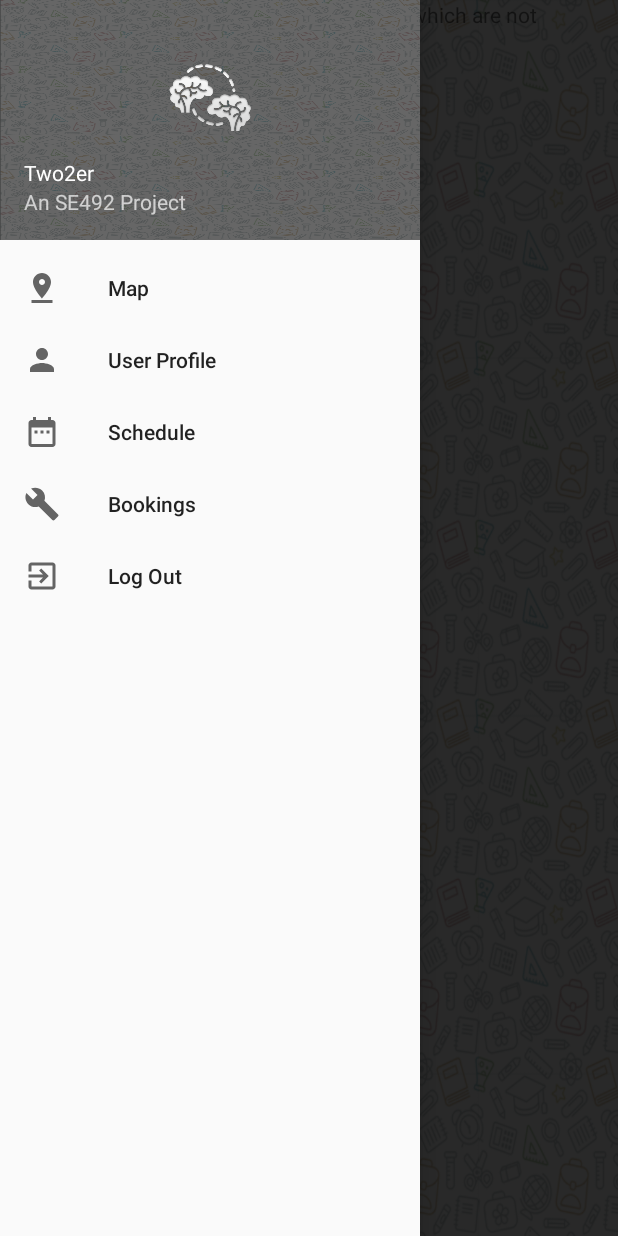
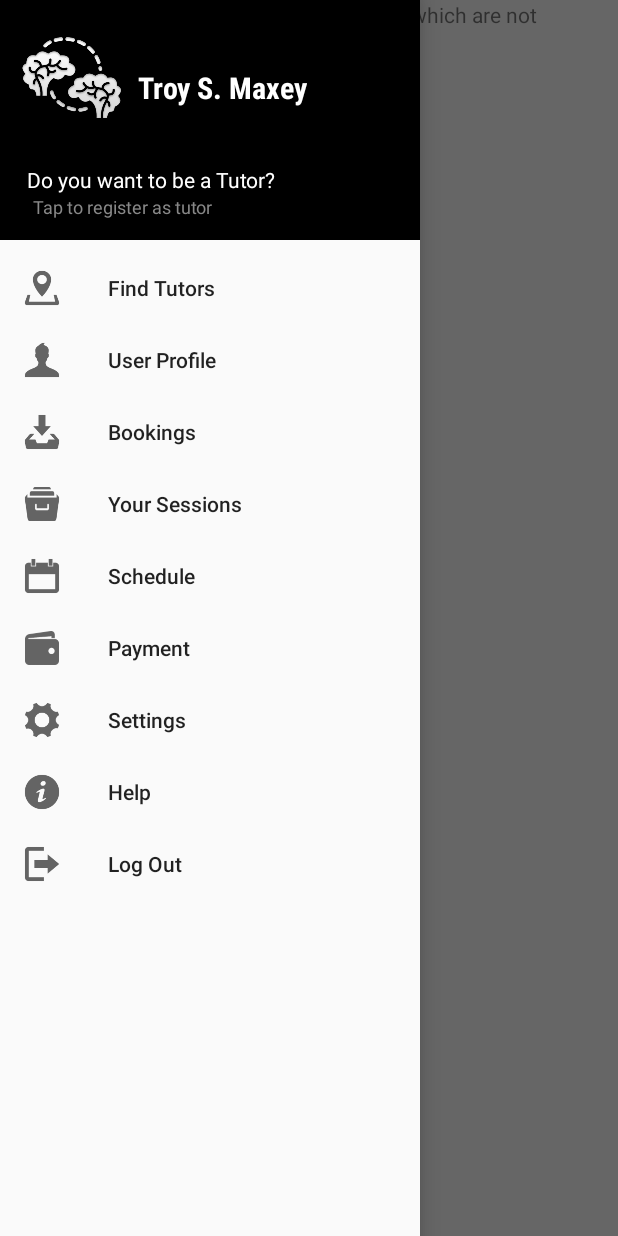
Before and after one commit to alqulaysh/Two2erDroid, an Android app: the SideMenuActivity screen opened directly, with no data from a screen before it, with the side drawer open, on a phone screen of 412 x 824 dp. Run offline under Robolectric (Android 15) with nearby library versions, the phone set to English and light mode, and no system bars; libraries missing offline, so code that uses them is left out: com.stormpath.sdk; 19 statements that could not run were skipped.

Commit message:
UI improvements
Refreshed the Side Menu for tomorrow presentation.

```diff
--- a/app/src/main/res/layout/activity_sidemenu.xml
+++ b/app/src/main/res/layout/activity_sidemenu.xml
@@ -6,7 +6,7 @@
     android:layout_width="match_parent"
     android:layout_height="match_parent"
     android:fitsSystemWindows="true"
-    android:background="@drawable/newbackground"
+    android:background="#ffffff"
     tools:openDrawer="start">
 
     <include
--- a/app/src/main/res/layout/nav_header_main.xml
+++ b/app/src/main/res/layout/nav_header_main.xml
@@ -1,37 +1,91 @@
 <?xml version="1.0" encoding="utf-8"?>
-<LinearLayout xmlns:android="http://schemas.android.com/apk/res/android"
+<android.support.constraint.ConstraintLayout xmlns:android="http://schemas.android.com/apk/res/android"
     xmlns:app="http://schemas.android.com/apk/res-auto"
+    xmlns:tools="http://schemas.android.com/tools"
     android:layout_width="match_parent"
     android:layout_height="@dimen/nav_header_height"
-    android:background="@drawable/newbackground"
+    android:background="#000000"
     android:gravity="bottom"
-    android:orientation="vertical"
-    android:paddingBottom="@dimen/activity_vertical_margin"
-    android:paddingLeft="@dimen/activity_horizontal_margin"
-    android:paddingRight="@dimen/activity_horizontal_margin"
-    android:paddingTop="@dimen/activity_vertical_margin"
-    android:theme="@style/ThemeOverlay.AppCompat.Dark">
+    android:orientation="vertical">
 
     <ImageView
         android:id="@+id/Nav_imageView"
-        android:layout_width="88dp"
-        android:layout_height="64dp"
-        android:paddingTop="@dimen/nav_header_vertical_spacing"
+        android:layout_width="70dp"
+        android:layout_height="70dp"
+        android:paddingTop="3dp"
         app:srcCompat="@drawable/logo"
-        android:layout_gravity="center" />
+        android:layout_marginStart="8dp"
+        android:layout_marginLeft="0dp"
+        app:layout_constraintLeft_toLeftOf="parent"
+        app:layout_constraintTop_toTopOf="parent"
+        android:layout_marginTop="0dp"
+        android:layout_marginRight="128dp"
+        app:layout_constraintRight_toRightOf="parent"
+        app:layout_constraintBottom_toBottomOf="parent"
+        android:layout_marginBottom="60dp"
+        app:layout_constraintHorizontal_bias="0.06" />
+
 
     <TextView
         android:id="@+id/Nav_Title_textView"
-        android:layout_width="match_parent"
+        android:layout_width="wrap_content"
         android:layout_height="wrap_content"
-        android:paddingTop="@dimen/nav_header_vertical_spacing"
-        android:text="Two2er"
-        android:textAppearance="@style/TextAppearance.AppCompat.Body1" />
+
+        android:layout_marginBottom="0dp"
+        android:layout_marginEnd="8dp"
+        android:layout_marginLeft="8dp"
+        android:layout_marginStart="8dp"
+        android:text="Do you want to be a Tutor?"
+        android:textAlignment="textStart"
+        android:textAppearance="@style/TextAppearance.AppCompat.Body1"
+        android:textColor="#ffffff"
+        app:layout_constraintBottom_toTopOf="@+id/Nav_textView"
+        app:layout_constraintHorizontal_bias="0.1"
+        app:layout_constraintLeft_toLeftOf="parent"
+        app:layout_constraintRight_toRightOf="parent"
+        tools:layout_constraintBottom_creator="1"
+        tools:layout_constraintLeft_creator="1"
+        tools:layout_constraintRight_creator="1"
+        android:layout_marginTop="24dp"
+        app:layout_constraintTop_toBottomOf="@+id/Nav_imageView"
+        app:layout_constraintVertical_bias="0.666" />
 
     <TextView
         android:id="@+id/Nav_textView"
         android:layout_width="wrap_content"
         android:layout_height="wrap_content"
-        android:text="An SE492 Project" />
+        android:layout_marginBottom="14dp"
+        android:layout_marginLeft="8dp"
+        android:layout_marginRight="8dp"
+        android:layout_marginStart="8dp"
+        android:text="Tap to register as tutor "
+        android:textAlignment="textStart"
+        android:textColor="#888"
+        android:textSize="12sp"
+        app:layout_constraintBottom_toBottomOf="parent"
+        app:layout_constraintHorizontal_bias="0.1"
+        app:layout_constraintLeft_toLeftOf="parent"
+        app:layout_constraintRight_toRightOf="parent" />
 
-</LinearLayout>
+    <TextView
+        android:id="@+id/textView"
+        android:layout_width="wrap_content"
+        android:layout_height="wrap_content"
+        android:layout_marginBottom="8dp"
+        android:layout_marginLeft="8dp"
+        android:layout_marginRight="8dp"
+        android:layout_marginTop="0dp"
+        android:fontFamily="sans-serif-condensed"
+        android:text="Troy S. Maxey"
+        android:textColor="#ffffff"
+        android:textSize="20sp"
+        android:textStyle="bold"
+        android:typeface="monospace"
+        app:layout_constraintBottom_toBottomOf="parent"
+        app:layout_constraintHorizontal_bias="0.02"
+        app:layout_constraintLeft_toRightOf="@+id/Nav_imageView"
+        app:layout_constraintRight_toRightOf="parent"
+        app:layout_constraintTop_toTopOf="parent"
+        app:layout_constraintVertical_bias="0.36" />
+
+</android.support.constraint.ConstraintLayout>
--- a/app/src/main/res/menu/activity_main_drawer.xml
+++ b/app/src/main/res/menu/activity_main_drawer.xml
@@ -5,20 +5,23 @@
     <group android:checkableBehavior="single">
         <item
             android:id="@+id/nav_map"
-            android:icon="@drawable/ic_menu_mappin"
-            android:title="Map" />
+            android:icon="@drawable/findtutor"
+            android:title="Find Tutors" />
         <item
             android:id="@+id/nav_userprofile"
-            android:icon="@drawable/ic_menu_userprofile"
+            android:icon="@drawable/user"
             android:title="User Profile" />
         <item
+            android:id="@+id/nav_manage"
+            android:icon="@drawable/bookings"
+            android:title="Bookings" />
+
+        <item android:title="Your Sessions"
+            android:icon="@drawable/yoursessions"/>
+        <item
             android:id="@+id/nav_schedule"
-            android:icon="@drawable/ic_menu_schedule"
-            android:title="Schedule" />
-        <item
-            android:id="@+id/nav_manage"
-            android:icon="@drawable/ic_menu_manage"
-            android:title="Bookings" />
+            android:icon="@drawable/schdule"
+            android:title="Schedule" ></item>
         <!--<item-->
             <!--android:id="@+id/nav_uploadimage"-->
             <!--android:icon="@drawable/ic_menu_gallery"-->
@@ -28,8 +31,16 @@
             <!--android:icon="@drawable/changepassword"-->
             <!--android:title="Change Password" />-->
         <item
+            android:icon="@drawable/wallet"
+            android:title="Payment" />
+        <item
+            android:icon="@drawable/settings"
+            android:title="Settings" />
+        <item android:title="Help"
+              android:icon="@drawable/help"/>
+        <item
             android:id="@+id/nav_logout"
-            android:icon="@drawable/ic_menu_logout"
+            android:icon="@drawable/logout"
             android:title="Log Out" />
     </group>
 
--- a/build.gradle
+++ b/build.gradle
@@ -5,7 +5,7 @@ buildscript {
         jcenter()
     }
     dependencies {
-        classpath 'com.android.tools.build:gradle:2.3.0'
+        classpath 'com.android.tools.build:gradle:2.4.0-alpha1'
 
         // NOTE: Do not place your application dependencies here; they belong
         // in the individual module build.gradle files
```
Also changed, not shown: app/src/main/res/drawable/bookings.png (added), app/src/main/res/drawable/findtutor.png (added), app/src/main/res/drawable/help.png (added), app/src/main/res/drawable/line.png (added), app/src/main/res/drawable/logout.png (added), app/src/main/res/drawable/schdule.png (added), app/src/main/res/drawable/settings.png (added), app/src/main/res/drawable/user.png (added), app/src/main/res/drawable/wallet.png (added), app/src/main/res/drawable/yoursessions.png (added).
